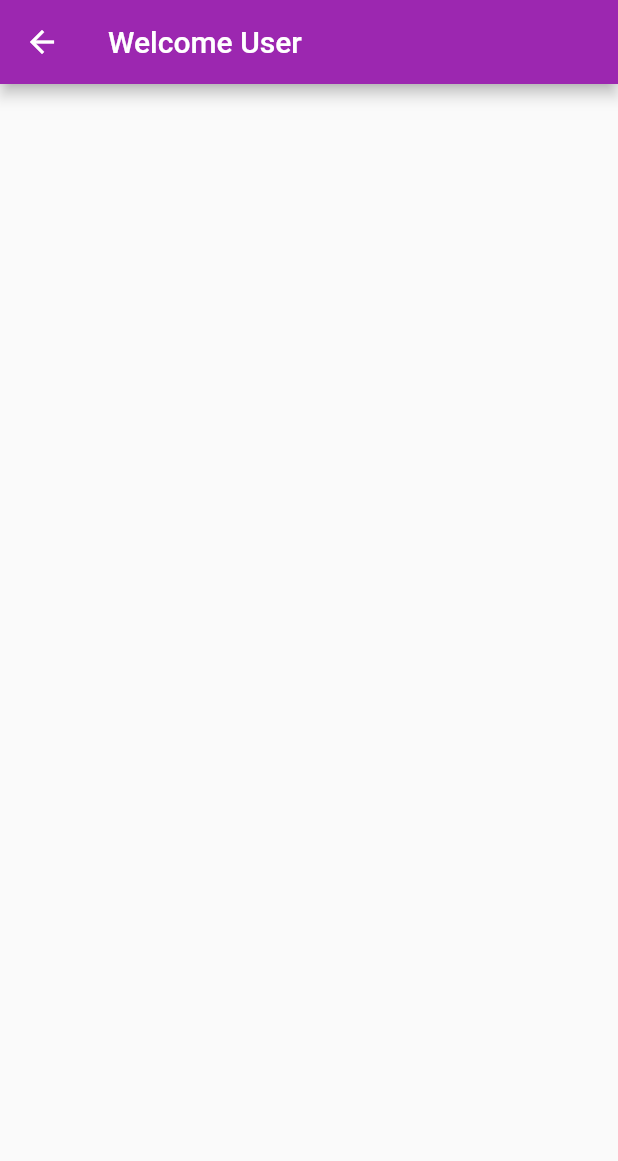
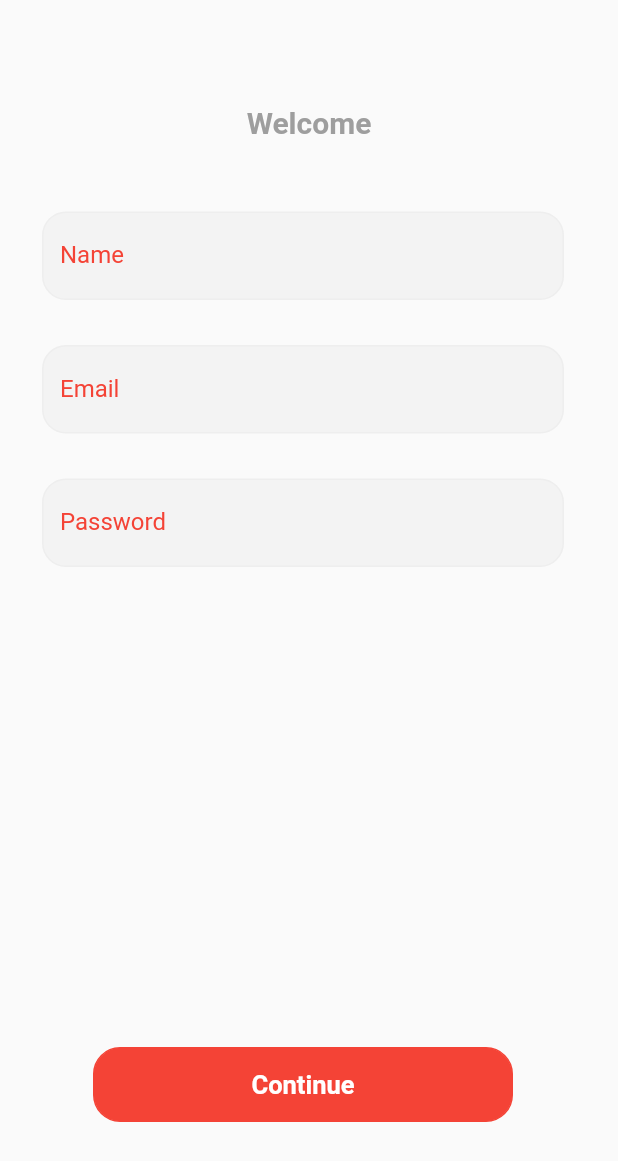
Before and after one commit to lekkss/lox-test, a Flutter app: the screen it shows after launch, on a phone screen of 412 x 824 dp. Shown: the top 1161 px of the screen. Run offline on Flutter 3.47's test engine with Material 2 defaults, Android fonts, the phone set to English and light mode, and no system bars.

Commit message:
signin page

```diff
--- a/lib/splashlogic.dart
+++ b/lib/splashlogic.dart
@@ -1,11 +1,12 @@
 import 'package:flutter/material.dart';
 import 'package:loxtest/ui/widgets/screens/home.dart';
+import 'package:loxtest/ui/widgets/screens/sign_up_screen.dart';
 
 Future handleSplashLogic(ctx) async {
   Future.delayed(const Duration(seconds: 7), () async {
     Navigator.of(ctx).push(
       MaterialPageRoute(
-        builder: (BuildContext context) => const HomePage(),
+        builder: (BuildContext context) => const SignUpScreen(),
       ),
     );
   });
--- /dev/null
+++ b/lib/ui/widgets/screens/sign_up_screen.dart
@@ -0,0 +1,181 @@
+import 'package:flutter/material.dart';
+import 'package:loxtest/ui/widgets/app_buttons.dart';
+import 'package:loxtest/ui/widgets/app_large_text.dart';
+
+class SignUpScreen extends StatefulWidget {
+  const SignUpScreen({Key? key}) : super(key: key);
+
+  @override
+  State<SignUpScreen> createState() => _SignUpScreenState();
+}
+
+class _SignUpScreenState extends State<SignUpScreen> {
+  final _formKey = GlobalKey<FormState>();
+
+  final _nameController = TextEditingController();
+  final _emailController = TextEditingController();
+  final _passwordController = TextEditingController();
+  var user = {};
+  @override
+  Widget build(BuildContext context) {
+    return Scaffold(
+        body: SingleChildScrollView(
+      child: Column(
+        children: [
+          const Padding(
+            padding: EdgeInsets.only(
+              left: 88.0,
+              right: 88,
+              top: 70,
+            ),
+            child: AppLargeText(text: 'Welcome'),
+          ),
+          Form(
+            key: _formKey,
+            child: Padding(
+              padding: const EdgeInsets.only(left: 28, right: 36.0, top: 48),
+              child: Column(
+                children: [
+                  TextFormField(
+                    controller: _nameController,
+                    onSaved: (value) {
+                      user['name'] = value!;
+                    },
+                    validator: (value) {
+                      if (value!.isEmpty) {
+                        return 'Enter something';
+                      }
+                    },
+                    decoration: InputDecoration(
+                      hintText: ' Name',
+                      labelText: 'Name',
+                      labelStyle: const TextStyle(
+                        color: Colors.red,
+                      ),
+                      filled: true,
+                      fillColor: const Color(0X3BDCDCDC),
+                      enabledBorder: OutlineInputBorder(
+                        borderRadius: BorderRadius.circular(16),
+                        borderSide: const BorderSide(
+                          color: Color(0X3BDCDCDC),
+                        ),
+                      ),
+                      errorBorder: OutlineInputBorder(
+                        borderRadius: BorderRadius.circular(16),
+                        borderSide: const BorderSide(color: Colors.red),
+                      ),
+                      focusedBorder: OutlineInputBorder(
+                        borderRadius: BorderRadius.circular(16),
+                        borderSide: const BorderSide(color: Colors.red),
+                      ),
+                    ),
+                  ),
+                  const SizedBox(
+                    height: 30,
+                  ),
+                  TextFormField(
+                    controller: _emailController,
+                    onSaved: (value) {
+                      user['email'] = value!;
+                    },
+                    validator: (value) {
+                      if (value!.isEmpty) {
+                        return 'Enter something';
+                      }
+                    },
+                    decoration: InputDecoration(
+                      hintText: ' Email',
+                      labelText: 'Email',
+                      labelStyle: const TextStyle(
+                        color: Colors.red,
+                      ),
+                      filled: true,
+                      fillColor: const Color(0X3BDCDCDC),
+                      enabledBorder: OutlineInputBorder(
+                        borderRadius: BorderRadius.circular(16),
+                        borderSide: const BorderSide(
+                          color: Color(0X3BDCDCDC),
+                        ),
+                      ),
+                      errorBorder: OutlineInputBorder(
+                        borderRadius: BorderRadius.circular(16),
+                        borderSide: const BorderSide(color: Colors.red),
+                      ),
+                      focusedBorder: OutlineInputBorder(
+                        borderRadius: BorderRadius.circular(16),
+                        borderSide: const BorderSide(color: Colors.red),
+                      ),
+                    ),
+                  ),
+                  const SizedBox(
+                    height: 30,
+                  ),
+                  TextFormField(
+                    controller: _passwordController,
+                    onSaved: (value) {
+                      user['password'] = value!;
+                    },
+                    validator: (value) {
+                      if (value!.isEmpty) {
+                        return 'Enter something';
+                      }
+                    },
+                    decoration: InputDecoration(
+                      labelText: 'Password',
+                      labelStyle: const TextStyle(
+                        color: Colors.red,
+                      ),
+                      hintText: 'Password',
+                      filled: true,
+                      fillColor: const Color(0X3BDCDCDC),
+                      enabledBorder: OutlineInputBorder(
+                        borderRadius: BorderRadius.circular(16),
+                        borderSide: const BorderSide(
+                          color: Color(0X3BDCDCDC),
+                        ),
+                      ),
+                      errorBorder: OutlineInputBorder(
+                        borderRadius: BorderRadius.circular(16),
+                        borderSide: const BorderSide(color: Colors.red),
+                      ),
+                      focusedBorder: OutlineInputBorder(
+                        borderRadius: BorderRadius.circular(16),
+                        borderSide: const BorderSide(color: Colors.red),
+                      ),
+                    ),
+                  ),
+                  const SizedBox(
+                    height: 300,
+                  ),
+                  const SizedBox(height: 20),
+                  AppButtons(
+                    color: Colors.white,
+                    text: 'Continue',
+                    size: 280,
+                    height: 50,
+                    backgroundColor: Colors.red,
+                    borderColor: Colors.red,
+                    onPressed: () {
+                      // userDao.signup(
+                      //     _emailController.text, _passwordController.text);
+                      // if (_formKey.currentState!.validate()) {
+                      //   Navigator.of(context).push(
+                      //     MaterialPageRoute(
+                      //       builder: (BuildContext context) =>
+                      //           const ChatScreen(),
+                      //     ),
+                      //   );
+                      // } else {
+                      //   debugPrint("not ok");
+                      // }
+                    },
+                  )
+                ],
+              ),
+            ),
+          ),
+        ],
+      ),
+    ));
+  }
+}
```
